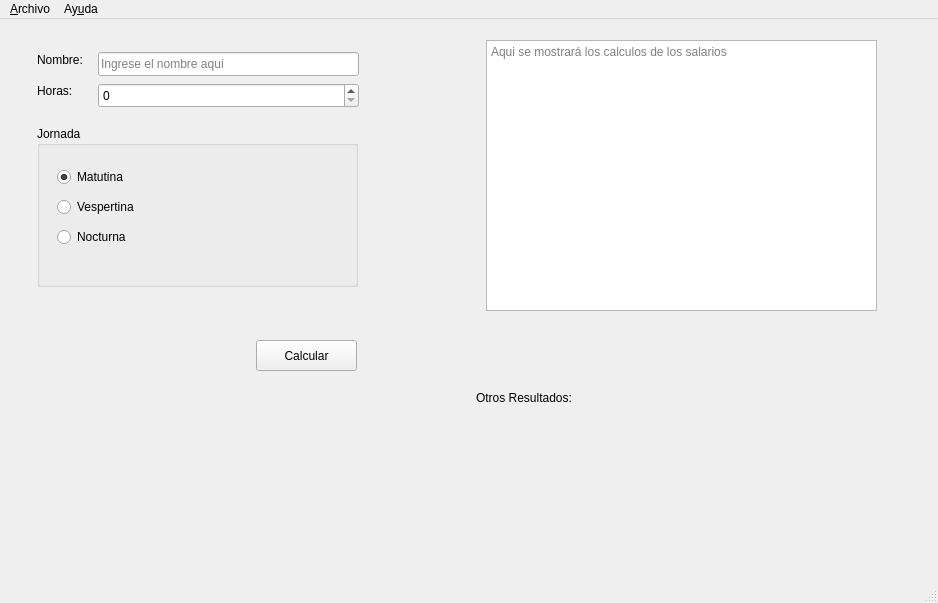
Old version of the form salarios.ui in the repository JuanJoseAnga/P59-SALARIOS-POO.
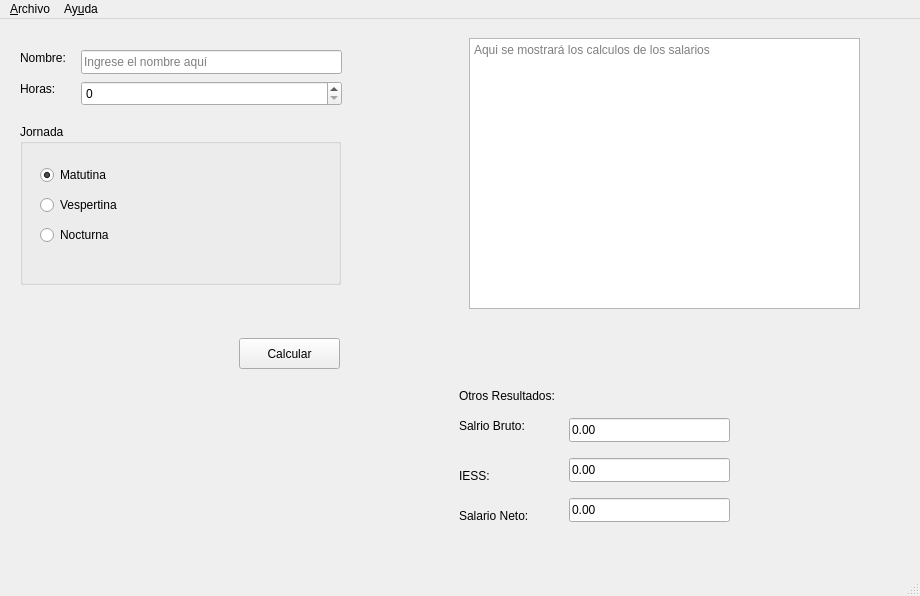
New version of the form.

Commit message: Agregado, salario neto y bruto, ademas el IESS. Agregado widgets

Patch:
```diff
--- a/salarios.ui
+++ b/salarios.ui
@@ -6,23 +6,17 @@
    <rect>
     <x>0</x>
     <y>0</y>
-    <width>938</width>
-    <height>603</height>
+    <width>920</width>
+    <height>596</height>
    </rect>
   </property>
   <property name="windowTitle">
    <string>Salarios</string>
   </property>
   <widget class="QWidget" name="centralwidget">
+   <layout class="QVBoxLayout" name="verticalLayout">
+    <item>
    <widget class="QWidget" name="widget" native="true">
-    <property name="geometry">
-     <rect>
-      <x>26</x>
-      <y>11</y>
-      <width>901</width>
-      <height>541</height>
-     </rect>
-    </property>
     <property name="sizePolicy">
      <sizepolicy hsizetype="Preferred" vsizetype="Preferred">
       <horstretch>0</horstretch>
@@ -242,15 +236,95 @@
        <string>Otros Resultados:</string>
       </property>
      </widget>
-    </widget>
-   </widget>
+       <widget class="QLabel" name="label_4">
+        <property name="geometry">
+         <rect>
+          <x>20</x>
+          <y>60</y>
+          <width>91</width>
+          <height>16</height>
+         </rect>
+        </property>
+        <property name="text">
+         <string>Salrio Bruto: </string>
+        </property>
+       </widget>
+       <widget class="QLabel" name="label_5">
+        <property name="geometry">
+         <rect>
+          <x>20</x>
+          <y>110</y>
+          <width>55</width>
+          <height>16</height>
+         </rect>
+        </property>
+        <property name="text">
+         <string>IESS:</string>
+        </property>
+       </widget>
+       <widget class="QLabel" name="label_6">
+        <property name="geometry">
+         <rect>
+          <x>20</x>
+          <y>150</y>
+          <width>81</width>
+          <height>16</height>
+         </rect>
+        </property>
+        <property name="text">
+         <string>Salario Neto:</string>
+        </property>
+       </widget>
+       <widget class="QLineEdit" name="outSalarioBruto">
+        <property name="geometry">
+         <rect>
+          <x>130</x>
+          <y>60</y>
+          <width>161</width>
+          <height>24</height>
+         </rect>
+        </property>
+        <property name="text">
+         <string>0.00</string>
+        </property>
+       </widget>
+       <widget class="QLineEdit" name="outIESS">
+        <property name="geometry">
+         <rect>
+          <x>130</x>
+          <y>100</y>
+          <width>161</width>
+          <height>24</height>
+         </rect>
+        </property>
+        <property name="text">
+         <string>0.00</string>
+        </property>
+       </widget>
+       <widget class="QLineEdit" name="outTotal">
+        <property name="geometry">
+         <rect>
+          <x>130</x>
+          <y>140</y>
+          <width>161</width>
+          <height>24</height>
+         </rect>
+        </property>
+        <property name="text">
+         <string>0.00</string>
+        </property>
+       </widget>
+      </widget>
+     </widget>
+    </item>
+   </layout>
   </widget>
   <widget class="QMenuBar" name="menubar">
    <property name="geometry">
     <rect>
      <x>0</x>
      <y>0</y>
-     <width>938</width>
+     <width>920</width>
      <height>25</height>
     </rect>
    </property>
```
Left out of the diff: 2 changed lines with no effect on the pictures. Lines whose indentation alone changed are shown as unchanged. The commit also changes 4 other files.
